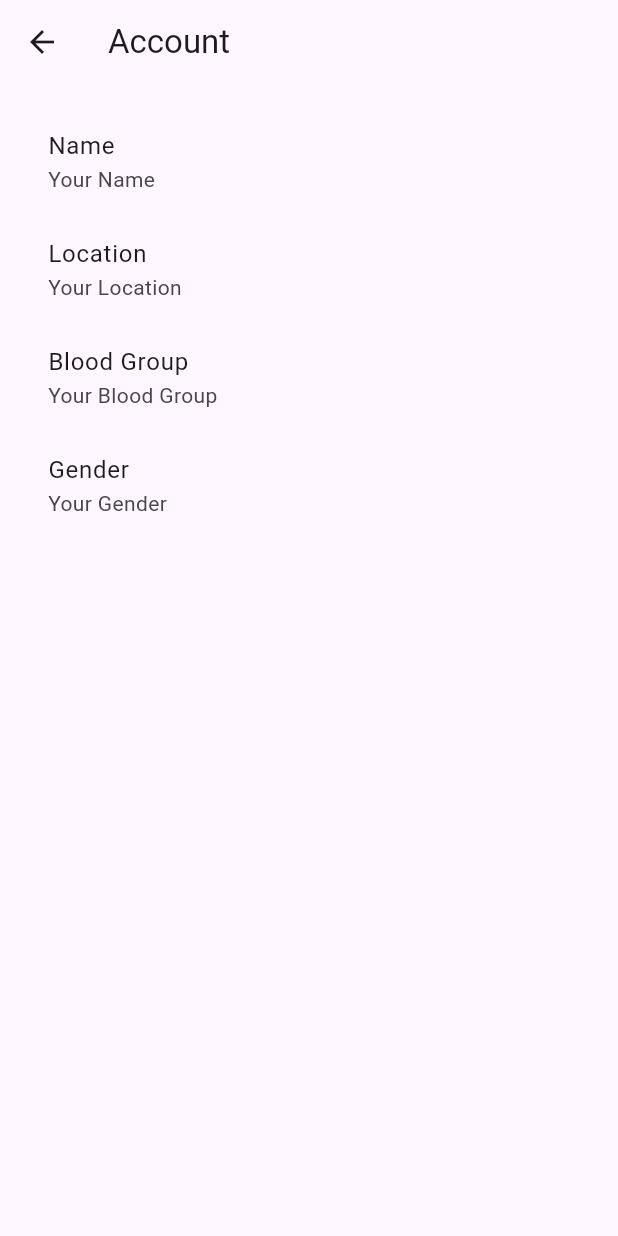
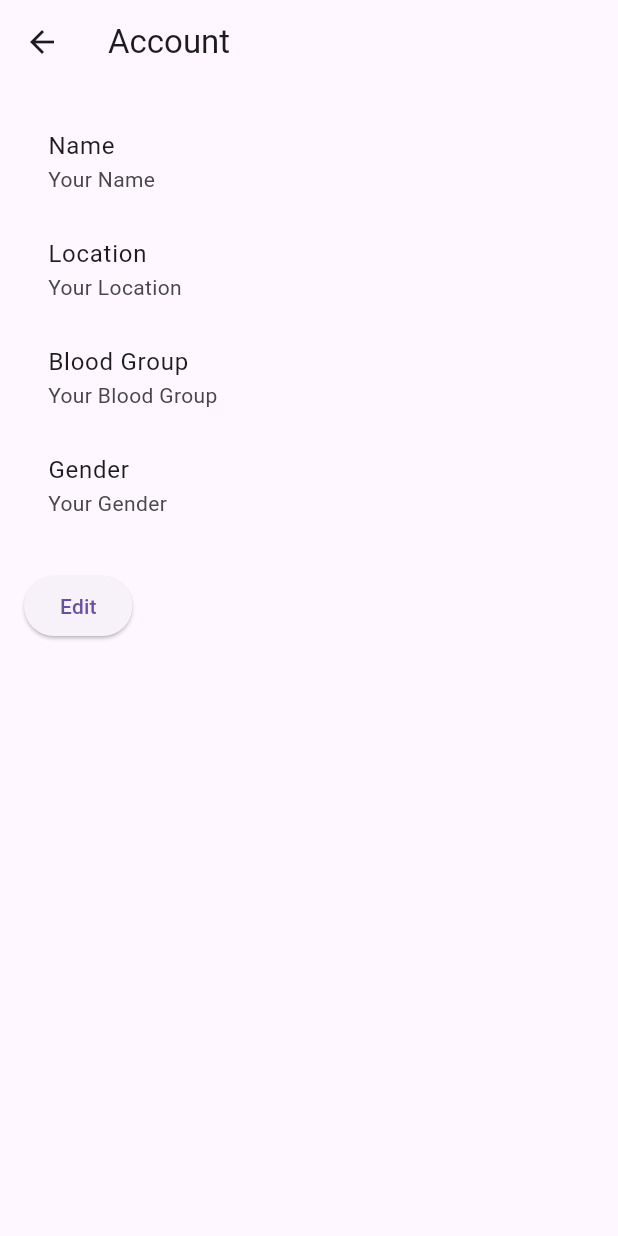
Before and after one commit to aravind-sagar/malaria-shield, a Flutter app: the AccountPage screen opened directly, on a phone screen of 412 x 824 dp. Run offline on Flutter 3.47's test engine with Material 3 defaults, Android fonts, the light colour scheme and no system bars; our stand-ins replace firebase_auth, firebase_core, firebase_database, google_maps_flutter, location; accounts and stored records are empty.

Commit message:
Revert "Merge branch 'main' of https://github.com/aravind-sagar/malaria-shield"
This reverts commit 31e3782e575c38efa710c327eee0334f7d4a49d3, reversing
changes made to dcbba1b7eeab1aad9f7f1d95f70177df0437bf02.

```diff
--- a/lib/account_page.dart
+++ b/lib/account_page.dart
@@ -35,6 +35,13 @@ class AccountPage extends StatelessWidget {
               subtitle: Text(userData.gender),
             ),
             SizedBox(height: 20),
+            ElevatedButton(
+              onPressed: () {
+                // Navigate back to sign up page
+                Navigator.pop(context);
+              },
+              child: Text('Edit'),
+            ),
           ],
         ),
       ),
--- a/lib/authentication.dart
+++ b/lib/authentication.dart
@@ -41,7 +41,6 @@ Future<void> saveUserData(String phoneNumber, UserData userData) async {
     'gender': userData.gender,
     'dob': userData.dob.millisecondsSinceEpoch,
   });
-  print('User data saved: $userData');
 }
 
 Future<void> sendOTP(String phoneNumber) async {
@@ -81,15 +80,10 @@ class UserData {
   DateTime dob; // Added Date of Birth field
 
   UserData({
-    this.name = '',
-    this.location = '',
-    this.bloodGroup = '',
-    this.gender = '',
+    required this.name,
+    required this.location,
+    required this.bloodGroup,
+    required this.gender,
     required this.dob,
   });
-
-  @override
-  String toString() {
-    return 'UserData{name: $name, location: $location, bloodGroup: $bloodGroup, gender: $gender, dob: $dob}';
-  }
 }
--- a/lib/home_page.dart
+++ b/lib/home_page.dart
@@ -1,3 +1,4 @@
+// home_page.dart
 import 'package:flutter/material.dart';
 import 'account_page.dart';
 import 'authentication.dart';
```
Also changed, not shown: lib/signup_page.dart (+1 -8 lines).
